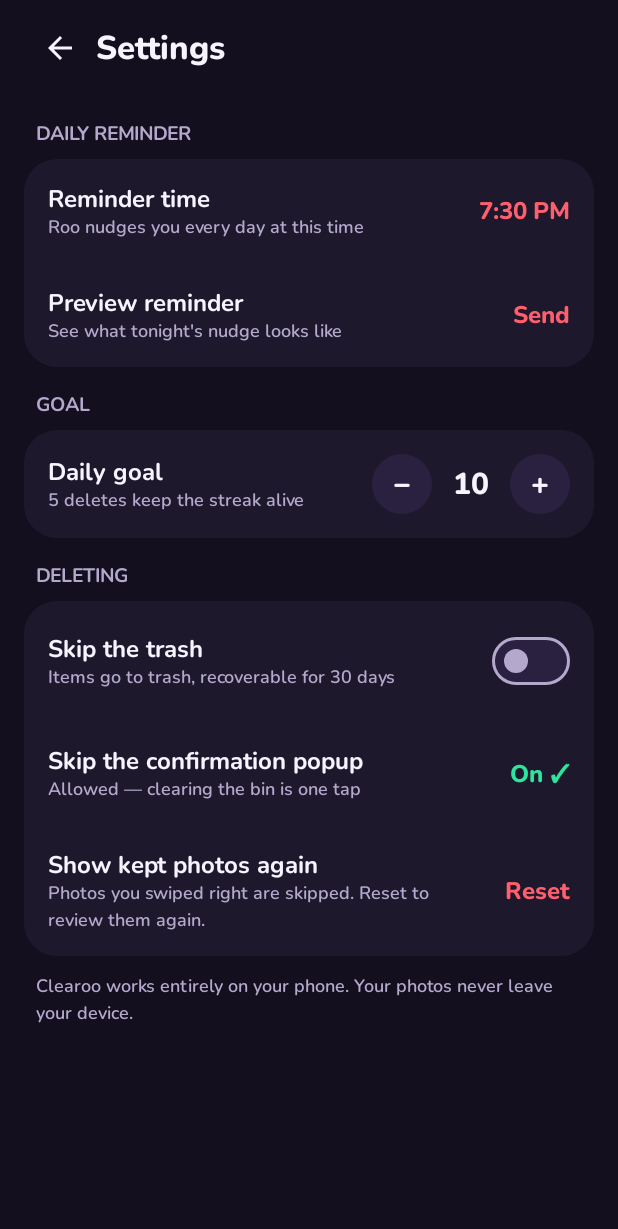
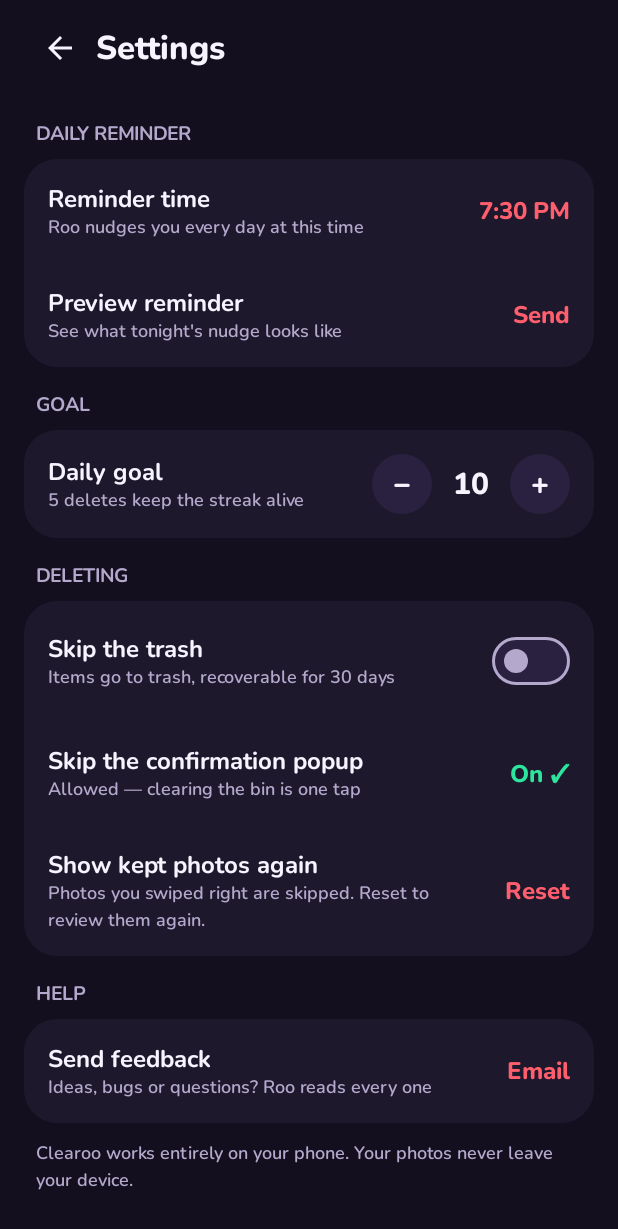
Before and after one commit to beenow11/Clearoo, an Android app built with Jetpack Compose: the composable SettingsScreen shown on its own in the app's theme, on a phone screen of 412 x 824 dp. Shown: the top 1229 px of the screen. Run offline under Robolectric (Android 15) with nearby library versions, the phone set to English and light mode, and no system bars.

Commit message:
Add Send feedback: email support with phone details filled in
Settings > Help > Send feedback opens an email to support with the phone
model, Android version, app version, free storage and low-memory flag,
so problems like the full, old phone can be looked into. Without an email
app it copies the address instead.

Co-Authored-By: Claude Opus 5.5 <noreply@anthropic.com>
Claude-Session: https://claude.ai/code/session_01Qp8BnwBrfdTaKkPvoQtDs9

```diff
--- a/app/src/main/java/com/clearoo/app/ui/screens/SettingsScreen.kt
+++ b/app/src/main/java/com/clearoo/app/ui/screens/SettingsScreen.kt
@@ -57,6 +57,7 @@ import com.clearoo.app.ui.theme.Surface1
 import com.clearoo.app.ui.theme.Surface2
 import com.clearoo.app.ui.theme.TextHi
 import com.clearoo.app.ui.theme.TextLo
+import com.clearoo.app.util.Feedback
 import com.clearoo.app.util.Fmt
 import com.clearoo.app.util.Perms
 
@@ -180,6 +181,14 @@ fun SettingsScreen(vm: ClearooViewModel, onBack: () -> Unit) {
             }
         }
 
+        Section("Help") {
+            SettingRow(
+                title = "Send feedback",
+                subtitle = "Ideas, bugs or questions? Roo reads every one",
+                value = "Email",
+            ) { Feedback.send(context) }
+        }
+
         Spacer(Modifier.height(12.dp))
         Text(
             "Clearoo works entirely on your phone. Your photos never leave your device.",
```
Also changed, not shown: app/src/main/java/com/clearoo/app/util/Feedback.kt (added, +52 -0 lines), 1 other file.
